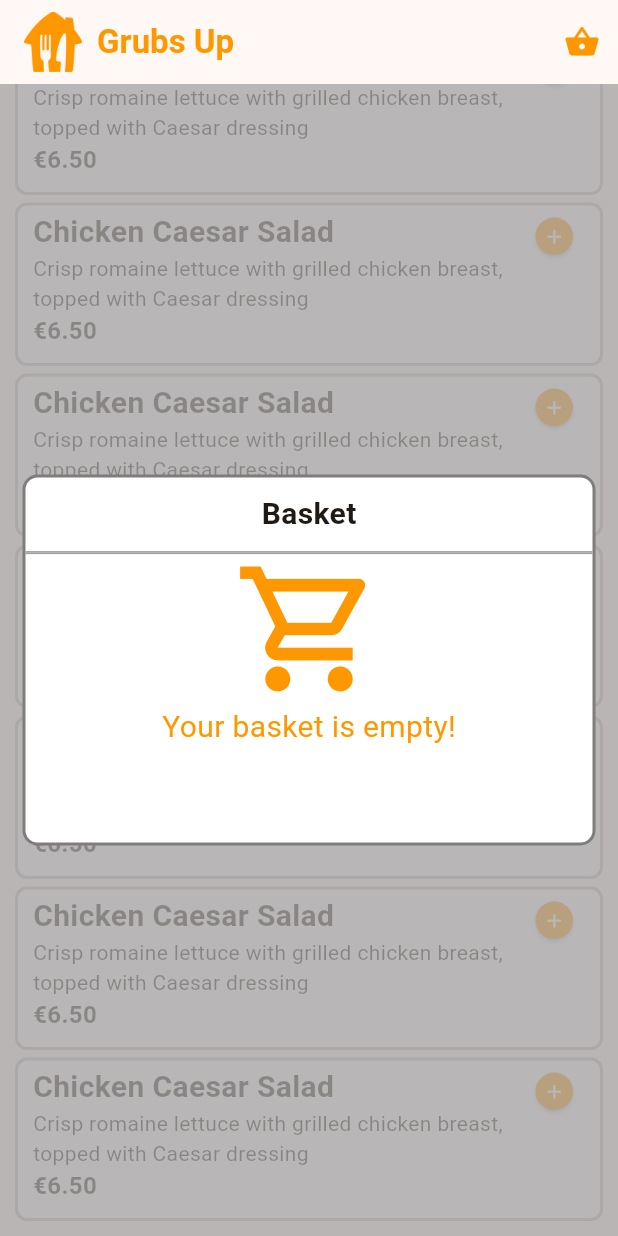
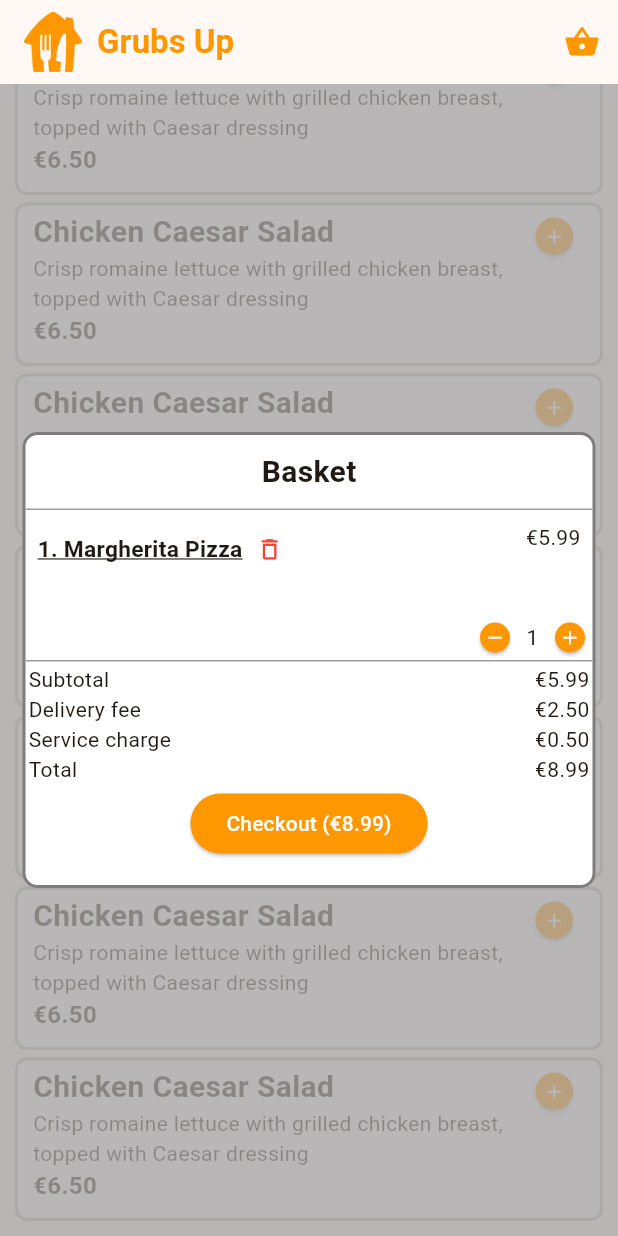
Before and after one commit to jackdunne2345/Flutter-Food-Ordering-IOS-ANDROID-WEB, a Flutter app: the screen it shows after launch, scrolled down 484 dp, after a tap on the "shopping basket" icon, on a phone screen of 412 x 824 dp. Run offline on Flutter 3.47's test engine with Material 3 defaults, Android fonts, the phone set to English and light mode, and no system bars.

Commit message:
finall commit

```diff
--- a/lib/main.dart
+++ b/lib/main.dart
@@ -39,6 +39,6 @@ class _MyHomePageState extends State<MyHomePage> {
   @override
   Widget build(BuildContext context) {
     return ChangeNotifierProvider(
-        create: (context) => BasketModel(), child: const ResturauntWidget());
+        create: (context) => BasketModel(), child: ResturauntWidget());
   }
 }
--- a/lib/models/basket_model.dart
+++ b/lib/models/basket_model.dart
@@ -1,7 +1,7 @@
 import 'package:flutter/material.dart';
 
 class BasketModel extends ChangeNotifier {
-  Map<int, int> _basket = {};
+  Map<int, int> _basket = {1: 1};
   Map<int, int> get basket => _basket;
   bool _checkOut = false;
   bool get checkOut => _checkOut;
@@ -59,6 +59,7 @@ class BasketModel extends ChangeNotifier {
   }
 
   List toList() {
+    print(basket.entries.toList());
     return basket.entries.toList();
   }
 
--- a/lib/widgets/basket_widget.dart
+++ b/lib/widgets/basket_widget.dart
@@ -243,7 +243,6 @@ class BasketWidget extends StatelessWidget {
                                             Colors.orange)),
                                 onPressed: () => {
                                       value.setCheckOut(),
-                                      value.setBasket(false)
                                     },
                                 child: Text(
                                   "Checkout (€${(_calculateTotal(value.basket) + 3).toStringAsFixed(2)})",
--- a/lib/widgets/resturaunt_widget.dart
+++ b/lib/widgets/resturaunt_widget.dart
@@ -11,7 +11,7 @@ import 'package:food_order/widgets/menu_widget.dart';
 import 'package:provider/provider.dart';
 
 class ResturauntWidget extends StatefulWidget {
-  const ResturauntWidget({Key? key}) : super(key: key);
+  ResturauntWidget({Key? key}) : super(key: key);
 
   @override
   _ResturauntWidgetState createState() => _ResturauntWidgetState();
@@ -20,11 +20,12 @@ class ResturauntWidget extends StatefulWidget {
 class _ResturauntWidgetState extends State<ResturauntWidget>
     with TickerProviderStateMixin {
   late Future<dynamic> _foods;
-
+  late bool _showBasket;
   @override
   void initState() {
     super.initState();
     _foods = readJson('food');
+    _showBasket = false;
   }
 
   Future<dynamic> readJson(String path) async {
@@ -39,8 +40,7 @@ class _ResturauntWidgetState extends State<ResturauntWidget>
   }
 
   Widget build(BuildContext context) {
-    return Consumer<BasketModel>(
-        builder: (context, value, child) => FutureBuilder<dynamic>(
+    return FutureBuilder<dynamic>(
       future: _foods,
       builder: (context, snapshot) {
         if (snapshot.connectionState == ConnectionState.waiting) {
@@ -67,8 +67,7 @@ class _ResturauntWidgetState extends State<ResturauntWidget>
                     title: Row(
                       children: [
                         Padding(
-                                  padding:
-                                      const EdgeInsets.fromLTRB(0, 0, 10, 0),
+                          padding: const EdgeInsets.fromLTRB(0, 0, 10, 0),
                           child: Image.asset(
                             'assets/img/logo.png',
                             height: 40.0,
@@ -86,7 +85,11 @@ class _ResturauntWidgetState extends State<ResturauntWidget>
                       if (isMobile)
                         IconButton(
                           icon: const Icon(Icons.shopping_basket),
-                                  onPressed: value.toggleBasket,
+                          onPressed: () => {
+                            setState(() {
+                              _showBasket = !_showBasket;
+                            }),
+                          },
                           color: Colors.orange,
                         ),
                     ],
@@ -95,82 +98,77 @@ class _ResturauntWidgetState extends State<ResturauntWidget>
                     if (isMobile) {
                       return Stack(
                         children: [
-                                  value.checkOut
+                          Consumer<BasketModel>(
+                            builder: (context, value, child) => Container(
+                              child: value.checkOut
                                   ? CheckOutWidget()
                                   : MenuWidget(
                                       foodList: foodList,
                                     ),
+                            ),
+                          ),
                           AnimatedSwitcher(
-                                    duration: Duration(milliseconds: 200),
-                                    child: value.showBasket
-                                        ? Center(
-                                            child: ScaleTransition(
-                                                scale: CurvedAnimation(
-                                                  parent: AnimationController(
-                                                    vsync: this,
-                                                    duration: const Duration(
-                                                        milliseconds: 300),
-                                                  )..forward(),
-                                                  curve: Curves.easeOutBack,
-                                                ),
-                                                child: Container(
+                            duration: const Duration(milliseconds: 200),
+                            switchInCurve: Curves.easeOutBack,
+                            transitionBuilder:
+                                (Widget child, Animation<double> animation) {
+                              return ScaleTransition(
+                                scale: animation,
+                                child: child,
+                              );
+                            },
+                            child: _showBasket
+                                ? Container(
                                     color: const Color.fromARGB(
                                         200, 164, 162, 162),
                                     child: Center(
+                                      key: UniqueKey(),
+                                      child: Center(
                                         child: Padding(
-                                                      padding:
-                                                          const EdgeInsets.all(
-                                                              15.0),
+                                          padding: const EdgeInsets.all(15.0),
                                           child: Container(
                                             constraints: BoxConstraints(
-                                                            maxHeight:
-                                                                constraints
-                                                                    .maxHeight,
-                                                            minHeight: constraints
-                                                                    .maxHeight *
-                                                                0.3),
-                                                        decoration:
-                                                            BoxDecoration(
+                                              maxHeight: constraints.maxHeight,
+                                              minHeight:
+                                                  constraints.maxHeight * 0.3,
+                                            ),
+                                            decoration: BoxDecoration(
                                               borderRadius:
-                                                                    BorderRadius
-                                                                        .circular(
-                                                                            10),
-                                                                border:
-                                                                    Border.all(
-                                                                  color: const Color
-                                                                      .fromARGB(
-                                                                      255,
-                                                                      128,
-                                                                      124,
-                                                                      124),
+                                                  BorderRadius.circular(10),
+                                              border: Border.all(
+                                                color: const Color.fromARGB(
+                                                    255, 128, 124, 124),
                                                 width: 2,
                                               ),
-                                                                color: Colors
-                                                                    .white),
+                                              color: Colors.white,
+                                            ),
                                             child: BasketWidget(
                                               foodList: foodList,
                                             ),
                                           ),
                                         ),
                                       ),
-                                                ))
-                                            //
+                                    ),
                                   )
                                 : const SizedBox(),
                           ),
                         ],
                       );
                     } else {
-                              value.setBasket(false);
+                      setState(() {
+                        _showBasket = false;
+                      });
                       return Row(
                         children: [
-                                  SizedBox(
+                          Consumer<BasketModel>(
+                            builder: (context, value, child) => SizedBox(
                                 width: constrants.maxWidth * 0.65,
                                 child: value.checkOut
                                     ? CheckOutWidget()
                                     : MenuWidget(
                                         foodList: foodList,
                                       )),
+                          ),
                           Container(
                               width: constrants.maxWidth * 0.35,
                               alignment: Alignment.topCenter,
@@ -185,6 +183,6 @@ class _ResturauntWidgetState extends State<ResturauntWidget>
           return const Text('Oh no! Something went wrong');
         }
       },
-            ));
+    );
   }
 }
```
Lines whose indentation alone changed are shown as unchanged.
